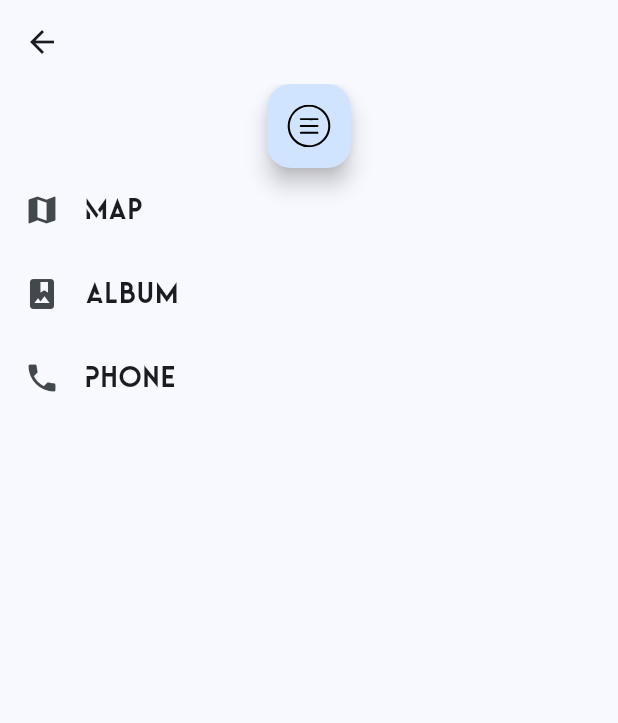
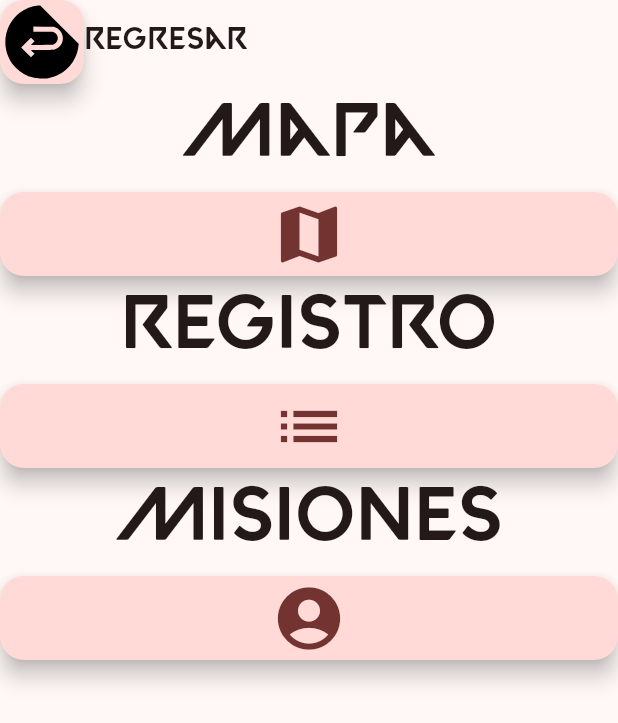
Before and after one commit to FrancoToro/Taller_dispositivos_mobiles, a Flutter app: the ListDetail screen opened directly, on a phone screen of 412 x 824 dp. Shown: the top 723 px of the screen. Run offline on Flutter 3.47's test engine with Material 3 defaults, Android fonts, the phone set to English and light mode, and no system bars; our stand-ins replace flutter_svg; network calls fail.

Commit message:
0.6
Primer boceto casi terminado

```diff
--- a/flutter_application_1_ejercicio/lib/ListaDetalle.dart
+++ b/flutter_application_1_ejercicio/lib/ListaDetalle.dart
@@ -1,49 +1,88 @@
 import 'package:flutter/cupertino.dart';
 import 'package:flutter/material.dart';
+import 'package:flutter_application_1_ejercicio/Mapas.dart';
+import 'package:flutter_application_1_ejercicio/Misiones.dart';
+import 'package:flutter_application_1_ejercicio/registropartida.dart';
 import 'package:flutter_svg/flutter_svg.dart';
 
 class ListDetail extends StatelessWidget {
   @override
   Widget build(BuildContext context) {
     return Scaffold(
-      appBar: AppBar(
-
-      ),
-
       body: ListView(
         children:  <Widget>[
-          Center(
-           child:
+          Row(
+           children:<Widget>[
            FloatingActionButton(
                 onPressed:() {
                   Navigator.of(context).pop(
                   );
                 },
-                child: icon3(),
-                tooltip: 'Reiniciar'
+                child: iconr(),
+                tooltip: 'Regresar'
+
             ),
+             Text('Regresar',
+             textAlign: TextAlign.center,
+             style: new TextStyle(
+             fontSize: 20.0),
+             ),
+           ],
           ),
-        ListTile(
-          leading: Icon(Icons.map),
-            title: Text('Map'),
+          Text('Mapa',
+              textAlign: TextAlign.center,
+              style: new TextStyle(
+                fontSize: 50.0),
+             ),
+          FloatingActionButton( //registro de partida
+            onPressed: () {
+              Navigator.of(context).push(
+                MaterialPageRoute(
+                  builder: (context) => Mapas(),
+                ),
+              );
+            },
+            child: Icon(Icons.map, size: 50.0,),
           ),
-        ListTile(
-          leading: Icon(Icons.photo_album),
-             title: Text('Album'),
-           ),
-          ListTile(
-          leading: Icon(Icons.phone),
-            title: Text('Phone'),
+          Text('Registro',
+              textAlign: TextAlign.center,
+              style: new TextStyle(
+                fontSize: 50.0),
+              ),
+          FloatingActionButton( //Lista
+            onPressed: () {
+              Navigator.of(context).push(
+                MaterialPageRoute(
+                  builder: (context) => registropartida(),
+                ),
+              );
+            },
+            child: Icon(Icons.list, size: 50.0,),
+          ),
+          Text('Misiones',
+            textAlign: TextAlign.center,
+            style: new TextStyle(
+                fontSize: 50.0),
+          ),
+          FloatingActionButton( //Lista
+            onPressed: () {
+              Navigator.of(context).push(
+                MaterialPageRoute(
+                  builder: (context) => Misiones(),
+                ),
+              );
+            },
+            child: Icon(Icons.account_circle, size: 50.0,),
           ),
         ],
       ),
     );
   }
 }
-class icon3 extends StatelessWidget{
+class iconr extends StatelessWidget{
   @override
   Widget build(BuildContext context){
-    return SvgPicture.asset('Assets/Icons/3.svg',
+    return SvgPicture.asset('Assets/Icons/r.svg',
       semanticsLabel: '1',
       width: 50,
       height: 50,);
--- a/flutter_application_1_ejercicio/lib/detail.dart
+++ b/flutter_application_1_ejercicio/lib/detail.dart
@@ -12,26 +12,28 @@ class Detail extends StatelessWidget {
         mainAxisAlignment: MainAxisAlignment.center,
         children: <Widget>[
           Text(
-            'Texto de detalles',
+            'Aplicacion desarrollada para seguir el desarrollo y establecer metas para mejorar en Valorant',
             style: Theme.of(context).textTheme.headlineMedium,
+            textAlign: TextAlign.center,
           ),
+
           FloatingActionButton(
               onPressed:(){
                 Navigator.of(context).pop(
                   );
                 },
-              child: icon3(),
-              tooltip: 'Reiniciar'),
+              child: iconr(),
+              tooltip: 'Regresar'),
         ],
       ),
     ),
     );
   }
 }
-class icon3 extends StatelessWidget{
+class iconr extends StatelessWidget{
   @override
   Widget build(BuildContext context){
-    return SvgPicture.asset('Assets/Icons/3.svg',
+    return SvgPicture.asset('Assets/Icons/r.svg',
       semanticsLabel: '1',
       width: 50,
       height: 50,);
```
Also changed, not shown: flutter_application_1_ejercicio/lib/Mapas.dart (added, +90 -0 lines), flutter_application_1_ejercicio/lib/Misiones.dart (added, +78 -0 lines), flutter_application_1_ejercicio/lib/main.dart (+24 -88 lines), flutter_application_1_ejercicio/lib/registropartida.dart (added, +42 -0 lines), flutter_application_1_ejercicio/pubspec.yaml (+11 -68 lines), flutter_application_1_ejercicio/Assets/Icons/r.svg (added), flutter_application_1_ejercicio/Assets/fonts/Valorant.ttf (added), flutter_application_1_ejercicio/Assets/fonts/Warzone.ttf (deleted), flutter_application_1_ejercicio/Assets/img/map/ascent.PNG (added), flutter_application_1_ejercicio/Assets/img/map/bind.PNG (added), flutter_application_1_ejercicio/Assets/img/map/breeze.PNG (added), flutter_application_1_ejercicio/Assets/img/map/icebox.PNG (added), flutter_application_1_ejercicio/Assets/img/map/lotus.PNG (added), flutter_application_1_ejercicio/Assets/img/map/split.PNG (added), 1 more files.
